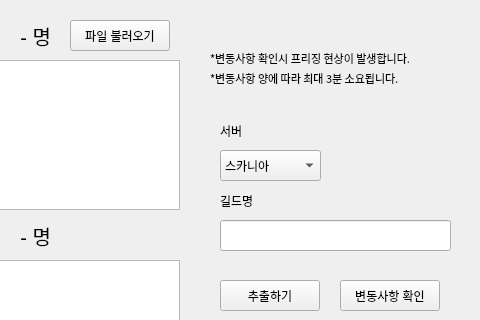
Above: ui/main.ui from memoday/guildChecker2 before the change; both pictures show x 180 to 660 and y 0 to 320 of the 660 by 450 pixel window. Below: the same form after it.
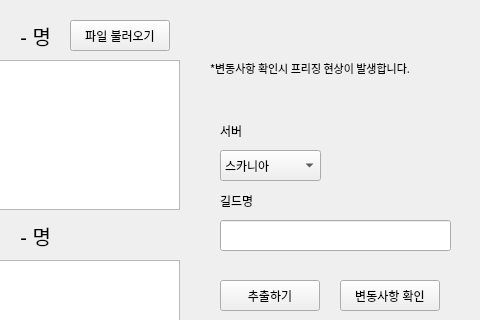
That is the form after the change.

What changed in the file:
```diff
--- a/ui/main.ui
+++ b/ui/main.ui
@@ -358,7 +358,7 @@
    <property name="geometry">
     <rect>
      <x>390</x>
-     <y>50</y>
+     <y>60</y>
      <width>271</width>
      <height>16</height>
     </rect>
@@ -373,25 +373,6 @@
     <string>*변동사항 확인시 프리징 현상이 발생합니다.</string>
    </property>
   </widget>
-  <widget class="QLabel" name="label_7">
-   <property name="geometry">
-    <rect>
-     <x>390</x>
-     <y>70</y>
-     <width>271</width>
-     <height>16</height>
-    </rect>
-   </property>
-   <property name="font">
-    <font>
-     <family>굴림</family>
-     <pointsize>8</pointsize>
-    </font>
-   </property>
-   <property name="text">
-    <string>*변동사항 양에 따라 최대 3분 소요됩니다.</string>
-   </property>
-  </widget>
   <widget class="QPushButton" name="btn_github">
    <property name="geometry">
     <rect>
```
